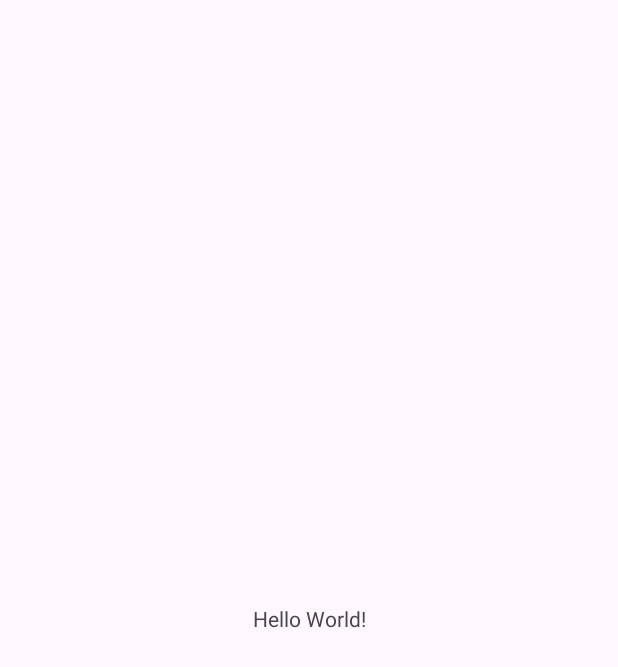
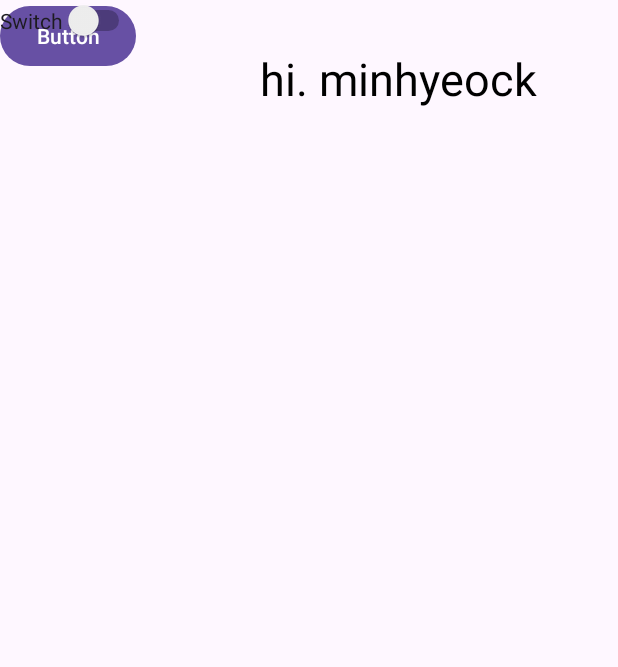
Before and after one commit to minheock/prac_kotlin, an Android app: the screen it shows after launch (MainActivity), on a phone screen of 412 x 824 dp. Before the commit the part shown is almost empty. Shown: the top 667 px of the screen. Run offline under Robolectric (Android 15) with nearby library versions, the phone set to English and light mode, and no system bars.

Commit message:
코틀린 기본문법 공부 1일차

```diff
--- a/app/src/main/res/layout/activity_main.xml
+++ b/app/src/main/res/layout/activity_main.xml
@@ -7,12 +7,53 @@
     tools:context=".MainActivity">
 
     <TextView
+        android:id="@+id/textView"
         android:layout_width="wrap_content"
         android:layout_height="wrap_content"
-        android:text="Hello World!"
+        android:text="hi. minhyeock"
+        android:textColor="#000000"
+        android:textSize="30sp"
         app:layout_constraintBottom_toBottomOf="parent"
         app:layout_constraintEnd_toEndOf="parent"
+        app:layout_constraintHorizontal_bias="0.761"
         app:layout_constraintStart_toStartOf="parent"
-        app:layout_constraintTop_toTopOf="parent" />
+        app:layout_constraintTop_toTopOf="parent"
+        app:layout_constraintVertical_bias="0.041" />
+
+    <Button
+        android:id="@+id/button"
+        android:layout_width="wrap_content"
+        android:layout_height="wrap_content"
+        android:text="Button"
+        tools:layout_editor_absoluteX="160dp"
+        tools:layout_editor_absoluteY="583dp" />
+
+    <ImageView
+        android:id="@+id/imageView"
+        android:layout_width="wrap_content"
+        android:layout_height="wrap_content"
+        tools:layout_editor_absoluteX="16dp"
+        tools:layout_editor_absoluteY="29dp"
+        tools:srcCompat="@tools:sample/avatars" />
+
+    <ScrollView
+        android:layout_width="409dp"
+        android:layout_height="357dp"
+        tools:layout_editor_absoluteX="1dp"
+        tools:layout_editor_absoluteY="187dp">
+
+        <LinearLayout
+            android:layout_width="match_parent"
+            android:layout_height="wrap_content"
+            android:orientation="vertical" />
+    </ScrollView>
+
+    <Switch
+        android:id="@+id/switch1"
+        android:layout_width="wrap_content"
+        android:layout_height="wrap_content"
+        android:text="Switch"
+        tools:layout_editor_absoluteX="173dp"
+        tools:layout_editor_absoluteY="90dp" />
 
 </androidx.constraintlayout.widget.ConstraintLayout>
```
